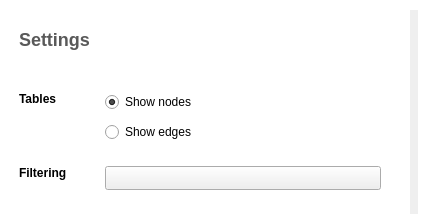
Qt form plugins/view/tableview/TableViewConfiguration.ui (vadivelselvaraj/TulipGLImprovement) before a commit.
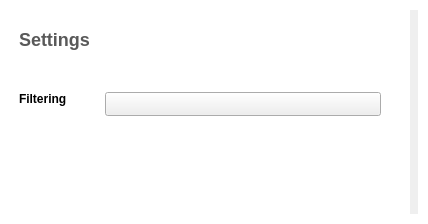
The same form after that commit. Icons and pictures are not drawn.

Commit message: [ Mantis #0002581 ] moved the nodes/edges toggle from the settings to the top of the Properties widget

The edit to the form file:
```diff
--- a/plugins/view/tableview/TableViewConfiguration.ui
+++ b/plugins/view/tableview/TableViewConfiguration.ui
@@ -172,76 +172,6 @@
          </property>
         </widget>
        </item>
-       <item>
-        <widget class="QFrame" name="tablesFrame">
-         <property name="sizePolicy">
-          <sizepolicy hsizetype="Preferred" vsizetype="Maximum">
-           <horstretch>0</horstretch>
-           <verstretch>0</verstretch>
-          </sizepolicy>
-         </property>
-         <property name="section" stdset="0">
-          <bool>true</bool>
-         </property>
-         <layout class="QHBoxLayout" name="horizontalLayout_2">
-          <item>
-           <widget class="QLabel" name="labelsFrameTitle">
-            <property name="minimumSize">
-             <size>
-              <width>80</width>
-              <height>0</height>
-             </size>
-            </property>
-            <property name="styleSheet">
-             <string notr="true">font-weight: bold;</string>
-            </property>
-            <property name="text">
-             <string>Tables</string>
-            </property>
-            <property name="alignment">
-             <set>Qt::AlignLeading|Qt::AlignLeft|Qt::AlignTop</set>
-            </property>
-           </widget>
-          </item>
-          <item>
-           <layout class="QVBoxLayout" name="labelsFrameContents">
-            <property name="spacing">
-             <number>10</number>
-            </property>
-            <item>
-             <widget class="QRadioButton" name="nodesCheck">
-              <property name="sizePolicy">
-               <sizepolicy hsizetype="Expanding" vsizetype="Fixed">
-                <horstretch>0</horstretch>
-                <verstretch>0</verstretch>
-               </sizepolicy>
-              </property>
-              <property name="text">
-               <string>Show nodes</string>
-              </property>
-              <property name="checked">
-               <bool>true</bool>
-              </property>
-             </widget>
-            </item>
-            <item>
-             <widget class="QRadioButton" name="edgesCheck">
-              <property name="sizePolicy">
-               <sizepolicy hsizetype="Expanding" vsizetype="Fixed">
-                <horstretch>0</horstretch>
-                <verstretch>0</verstretch>
-               </sizepolicy>
-              </property>
-              <property name="text">
-               <string>Show edges</string>
-              </property>
-             </widget>
-            </item>
-           </layout>
-          </item>
-         </layout>
-        </widget>
-       </item>
        <item>
         <widget class="QFrame" name="frame">
          <property name="sizePolicy">
```
The commit also changes 7 other files.
